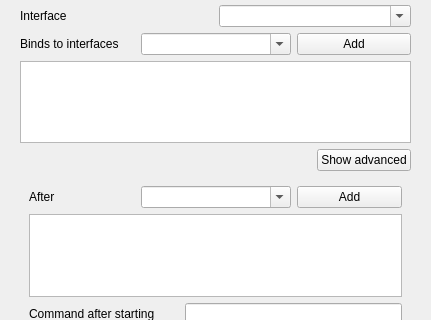
Before: the Qt Designer form sources/gui/src/generalwidget.ui in arcan1s/netctl-gui, drawn with Qt 5; both pictures show x 0 to 431 and y 90 to 410 of the 431 by 498 pixel window.
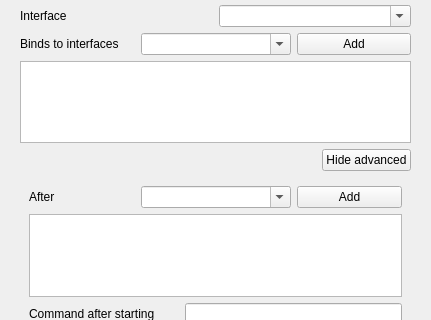
After: the same form once the commit is applied.

Commit message: now ethernet widget has been completed

```diff
--- a/sources/gui/src/generalwidget.ui
+++ b/sources/gui/src/generalwidget.ui
@@ -215,7 +215,7 @@
          <item>
           <widget class="QPushButton" name="pushButton_advanced">
            <property name="text">
-            <string>Show advanced</string>
+            <string>Hide advanced</string>
            </property>
           </widget>
          </item>
```
Left out of the diff: 6 changed lines with no effect on the pictures. The commit also changes 5 other files.
